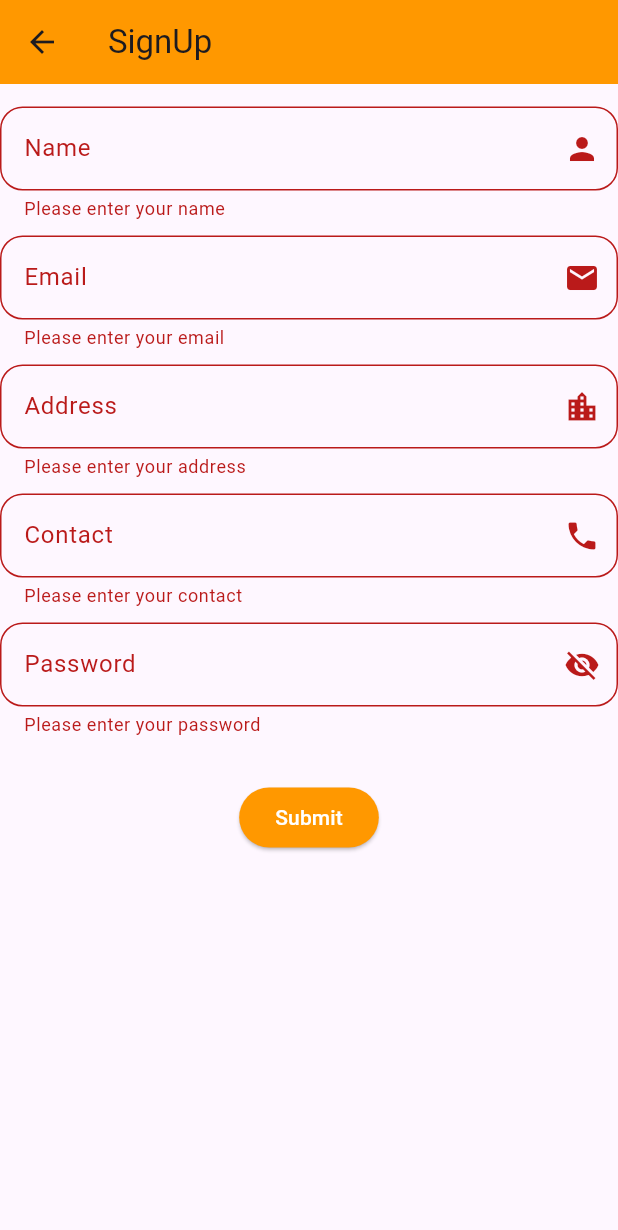
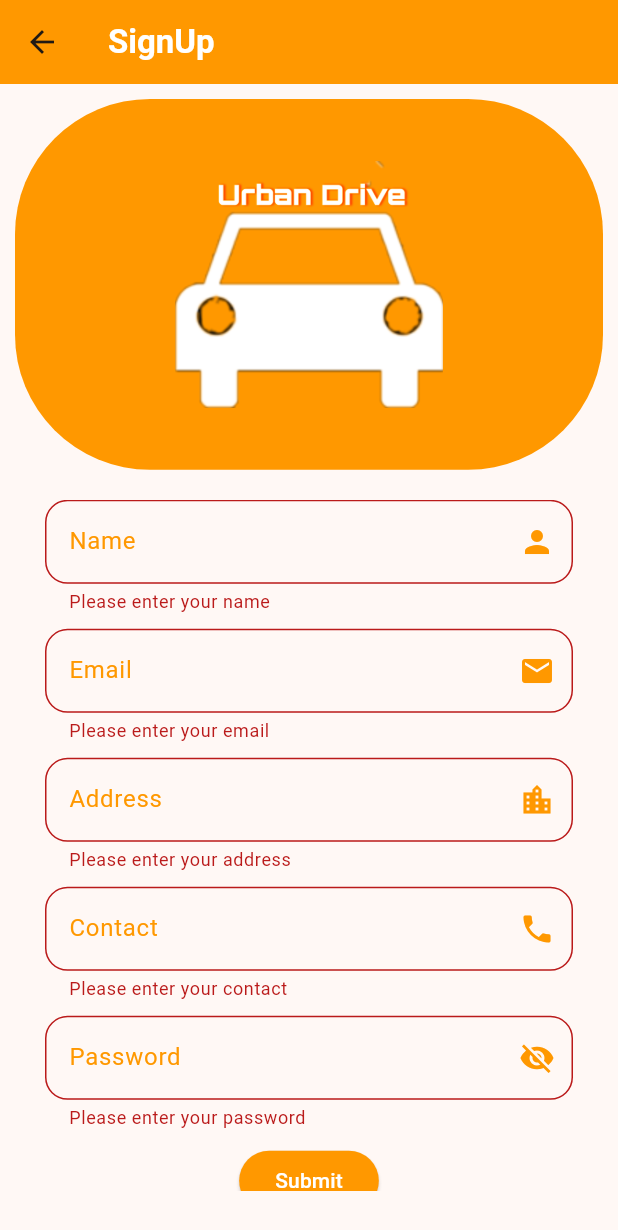
Before and after one commit to crsujan7/firebase, a Flutter app: the SignUp screen opened directly, after a tap on "Submit", on a phone screen of 412 x 824 dp. Shown: the top 1230 px of the screen. Run offline on Flutter 3.47's test engine with Material 2 defaults, Android fonts, the phone set to English and light mode, and no system bars; our stand-ins replace cloud_firestore, connectivity_plus, dotted_border, firebase_auth, firebase_core, firebase_messaging and 9 more; missing offline and left inert: khalti; accounts and stored records are empty; network calls fail.

Commit message:
initai commit

```diff
--- a/lib/Model/users.dart
+++ b/lib/Model/users.dart
@@ -2,12 +2,14 @@ class Users {
   String? displayName;
   String? email;
   String? photoURL;
+  String? phone;
 
-  Users({this.displayName, this.email, this.photoURL});
+  Users({this.displayName, this.email, this.photoURL, this.phone});
   Users.fromJson(Map<String, dynamic> json) {
     displayName = json['displayName'];
     email = json['email'];
     photoURL = json['photoURl'];
+    phone = json['phone'];
   }
 
   Map<String, dynamic> toJson() {
@@ -15,6 +17,7 @@ class Users {
     data['displayName'] = this.displayName;
     data['email'] = this.email;
     data['photoURL'] = this.photoURL;
+    data['phone'] = this.phone;
     return data;
   }
 }
--- a/lib/customui/customtextformfield.dart
+++ b/lib/customui/customtextformfield.dart
@@ -42,7 +42,7 @@ class CustomForm extends StatelessWidget {
           suffixIcon: suffixIcon,
           prefixIcon: prefixIcon,
           fillColor: fillColor,
-      ),
+          labelStyle: TextStyle(color: Colors.orange)),
     );
   }
 }
--- a/lib/main.dart
+++ b/lib/main.dart
@@ -59,7 +59,7 @@ class _MyAppState extends State<MyApp> {
               debugShowCheckedModeBanner: false,
               title: 'Flutter Demo',
               theme: ThemeData(
-                colorScheme: ColorScheme.fromSeed(seedColor: Colors.deepPurple),
+                colorScheme: ColorScheme.fromSeed(seedColor: Colors.orange),
                 useMaterial3: true,
               ),
               // home: signUpProvider.isUserExist ? HomePage() : Login(),
--- a/lib/view/edit_profile.dart
+++ b/lib/view/edit_profile.dart
@@ -43,13 +43,12 @@ class _EditProfilePageState extends State<EditProfilePage> {
 
         // Handle phone number updates
         if (_phoneNumber != null) {
+          // await user.updatePhoneNumber(_phoneNumber!);
+
           // Update the phone number in Firestore
           await _usersCollection
               .doc(user.uid)
               .update({'phoneNumber': _phoneNumber});
-
-          // After updating the phone number, set _phoneNumber to null to prevent further updates
-          _phoneNumber = null;
         }
 
         ScaffoldMessenger.of(context).showSnackBar(
--- a/lib/view/signup.dart
+++ b/lib/view/signup.dart
@@ -1,197 +1,182 @@
-import 'package:firebase_2/customui/custombutton.dart';
-import 'package:firebase_2/view/login.dart';
 import 'package:flutter/material.dart';
 import 'package:provider/provider.dart';
-
 import '../api/networkstatus.dart';
+import '../customui/custombutton.dart';
 import '../customui/customtextformfield.dart';
 import '../helper/helper.dart';
 import '../provider/signupprovider.dart';
 import '../util/string_const.dart';
+import 'login.dart';
 
 class SignUp extends StatefulWidget {
-  SignUp({super.key});
+  SignUp({Key? key}) : super(key: key);
 
   @override
   State<SignUp> createState() => _SignUpState();
 }
 
 class _SignUpState extends State<SignUp> {
-  List<String> itemList = ["Male", "Female"];
-
   final _formKey = GlobalKey<FormState>();
 
   @override
   Widget build(BuildContext context) {
-    return SafeArea(
-      child: Scaffold(
+    return Scaffold(
       appBar: AppBar(
-          title: Text("SignUp"),
+        title: Text(
+          "SignUp",
+          style: TextStyle(color: Colors.white, fontWeight: FontWeight.w700),
+        ),
         backgroundColor: Colors.orange,
       ),
       body: Consumer<SignUpProvider>(
-          builder: (context, SignupProvider, child) => Padding(
-            padding: const EdgeInsets.only(top: 15),
-            child: SingleChildScrollView(
-              child: Stack(
-                children: [ui(SignupProvider, context), loader(SignupProvider)],
+        builder: (context, signUpProvider, child) => Padding(
+          padding: const EdgeInsets.all(10.0),
+          child: Column(
+            crossAxisAlignment: CrossAxisAlignment.stretch,
+            children: [
+              Container(
+                height: MediaQuery.of(context).size.height * 0.3,
+                decoration: BoxDecoration(
+                  color: Colors.orange,
+                  borderRadius: BorderRadius.only(
+                      bottomLeft: Radius.circular(90),
+                      bottomRight: Radius.circular(90),
+                      topLeft: Radius.circular(90),
+                      topRight: Radius.circular(90)),
+                ),
+                child: Center(
+                  child: Image.asset(
+                    "assets/images/icon.png",
+                    height: MediaQuery.of(context).size.height * 0.2,
                   ),
                 ),
+              ),
+              Expanded(
+                child: Padding(
+                  padding: const EdgeInsets.all(20.0),
+                  child: SingleChildScrollView(
+                    child: _buildForm(signUpProvider),
+                  ),
+                ),
+              ),
+            ],
           ),
         ),
       ),
     );
   }
 
-  loader(SignUpProvider signUpProvider) {
-    if (signUpProvider.signUpStatus == NetworkStatus.loading) {
-      return Helper.backdropFilter(context);
-    } else {
-      return SizedBox();
-    }
-  }
-
-  Widget ui(SignUpProvider signupProvider, BuildContext context) {
+  Widget _buildForm(SignUpProvider signUpProvider) {
     return Form(
       key: _formKey,
       child: Column(
         children: [
           CustomForm(
-            onChanged: (value) {
-              signupProvider.name = value;
-            },
-            obscureText: false,
+            onChanged: (value) => signUpProvider.name = value,
             labelText: nameStr,
+            // labelStyle: TextStyle(color: Colors.orange),
             validator: (value) {
               if (value!.isEmpty) {
                 return nameValidationStr;
-              } else {
+              } else if (!RegExp(r'^[a-zA-Z]+(?:\s[a-zA-Z]+)?$')
+                  .hasMatch(value)) {
+                return 'Enter a valid name';
+              }
               return null;
-              }
             },
-            suffixIcon: const Icon(Icons.person),
+            suffixIcon: const Icon(Icons.person, color: Colors.orange),
           ),
-          const SizedBox(
-            height: 10,
-          ),
+          const SizedBox(height: 10),
           CustomForm(
-            onChanged: (value) {
-              signupProvider.email = value;
-            },
+            onChanged: (value) => signUpProvider.email = value,
+            labelText: emailStr,
+            // labelStyle: TextStyle(color: Colors.orange),
             validator: (value) {
               if (value!.isEmpty) {
                 return emailValidationStr;
-              } else {
+              } else if (!RegExp(r'^[\w-\.]+@([\w-]+\.)+[\w-]{2,4}$')
+                  .hasMatch(value)) {
+                return 'Enter a valid email address';
+              }
               return null;
-              }
             },
-            obscureText: false,
-            labelText: emailStr,
-            suffixIcon: const Icon(Icons.email),
+            suffixIcon: const Icon(Icons.email, color: Colors.orange),
           ),
-          const SizedBox(
-            height: 10,
-          ),
+          const SizedBox(height: 10),
           CustomForm(
-            onChanged: (value) {
-              signupProvider.address = value;
-            },
+            onChanged: (value) => signUpProvider.address = value,
+            labelText: addressStr,
+            // labelStyle: TextStyle(color: Colors.orange),
             validator: (value) {
               if (value!.isEmpty) {
                 return addressValidationStr;
-              } else {
+              } else if (!RegExp(r'^[a-zA-Z0-9\s\,\#]+$').hasMatch(value)) {
+                return 'Enter a valid address';
+              }
               return null;
-              }
             },
-            obscureText: false,
-            labelText: addressStr,
-            suffixIcon: const Icon(Icons.location_city),
+            suffixIcon: const Icon(Icons.location_city, color: Colors.orange),
           ),
-          const SizedBox(
-            height: 10,
-          ),
+          const SizedBox(height: 10),
           CustomForm(
-            onChanged: (value) {
-              signupProvider.phone = value;
-            },
+            onChanged: (value) => signUpProvider.phone = value,
+            labelText: contactStr,
+            // labelStyle: TextStyle(color: Colors.orange),
             validator: (value) {
               if (value!.isEmpty) {
                 return contactValidationStr;
-              } else {
+              } else if (!RegExp(r'^\d{10}$').hasMatch(value)) {
+                return 'Enter a valid 10 digit phone number';
+              }
               return null;
-              }
             },
-            obscureText: false,
-            labelText: contactStr,
-            suffixIcon: const Icon(Icons.phone),
+            suffixIcon: const Icon(Icons.phone, color: Colors.orange),
           ),
-          const SizedBox(
-            height: 10,
-          ),
+          const SizedBox(height: 10),
           CustomForm(
-              onChanged: (value) {
-                signupProvider.password = value;
-              },
+            onChanged: (value) => signUpProvider.password = value,
+            labelText: passwordStr,
+            obscureText: signUpProvider.showPassword ? false : true,
+            // labelStyle: TextStyle(color: Colors.orange),
             validator: (value) {
               if (value!.isEmpty) {
                 return passwordValidationStr;
-                } else {
+              } else if (!RegExp(
+                      r'^(?=.*[a-z])(?=.*[A-Z])(?=.*\d)(?=.*[@$!%*?&])[A-Za-z\d@$!%*?&]{8,}$')
+                  .hasMatch(value)) {
+                return 'Password must contain at least 8 characters, including uppercase, lowercase, numbers, and special characters.';
+              }
               return null;
-                }
             },
-              labelText: passwordStr,
-              obscureText: signupProvider.showPassword ? false : true,
-              suffixIcon: signupProvider.showPassword
+            suffixIcon: signUpProvider.showPassword
                 ? IconButton(
-                      onPressed: () {
-                        signupProvider.passwordVisibility(false);
-                      },
-                      icon: const Icon(Icons.visibility))
+                    onPressed: () => signUpProvider.passwordVisibility(false),
+                    icon: const Icon(Icons.visibility, color: Colors.orange),
+                  )
                 : IconButton(
-                      onPressed: () {
-                        signupProvider.passwordVisibility(true);
-                      },
-                      icon: const Icon(Icons.visibility_off))),
-          const SizedBox(
-            height: 10,
+                    onPressed: () => signUpProvider.passwordVisibility(true),
+                    icon:
+                        const Icon(Icons.visibility_off, color: Colors.orange),
                   ),
-          // CustomDropDown(
-          //   validator: (value) {
-          //     if (value == null || value.isEmpty) {
-          //       return genderValidationStr;
-          //     } else {
-          //       return null;
-          //     }
-          //   },
-          //   icon: Icon(Icons.people),
-          //   decoration: InputDecoration(
-          //     labelText: genderStr,
-          //     border: OutlineInputBorder(),
-          //   ),
-          //   itemList: itemList,
-          //   value: signupProvider.gender,
-          //   onChanged: (value) {
-          //     signupProvider.gender = value;
-          //   },
-          // ),
-          SizedBox(
-            height: 20,
           ),
+          const SizedBox(height: 10),
           Custombutton(
+            primary: Colors.orange,
+            onPrimary: Colors.white,
             onPressed: () async {
               if (_formKey.currentState!.validate()) {
-                await signupProvider.saveCredentials();
-                if (signupProvider.signUpStatus == NetworkStatus.success) {
+                await signUpProvider.saveCredentials();
+                if (signUpProvider.signUpStatus == NetworkStatus.success) {
                   Helper.snackBarMessage("Registered Successfully", context);
-                  Navigator.push(context,
-                      MaterialPageRoute(builder: (context) => Login()));
-                } else if (signupProvider.signUpStatus == NetworkStatus.error) {
+                  Navigator.pushReplacement(
+                    context,
+                    MaterialPageRoute(builder: (context) => Login()),
+                  );
+                } else if (signUpProvider.signUpStatus == NetworkStatus.error) {
                   Helper.snackBarMessage("Registration Failed", context);
                 }
               }
             },
-            onPrimary: Colors.white,
-            primary: Colors.orange,
             child: Text("Submit"),
           )
         ],
--- a/pubspec.yaml
+++ b/pubspec.yaml
@@ -57,6 +57,7 @@ dependencies:
   tap_debouncer: ^2.2.0
   connectivity_plus: ^5.0.2
   google_maps_flutter: ^2.5.3
+  khalti: ^2.0.0
 
 dev_dependencies:
   flutter_test:
```
Also changed, not shown: lib/view/khaltipay.dart (added, +42 -0 lines), lib/view/login.dart (+65 -15 lines), lib/view/profile1.dart (+54 -25 lines), assets/images/icon.png (added), pubspec.lock, 2 other files. Lines whose indentation alone changed are shown as unchanged.
